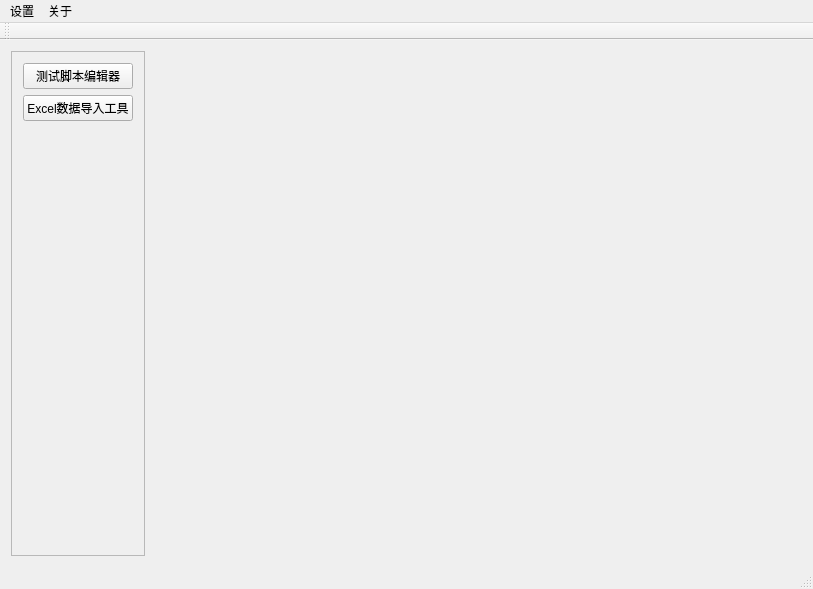
Qt form src/NeoToolKits/MainWindowDialog.ui (JaneYih/QT_NeoToolKits) before a commit.
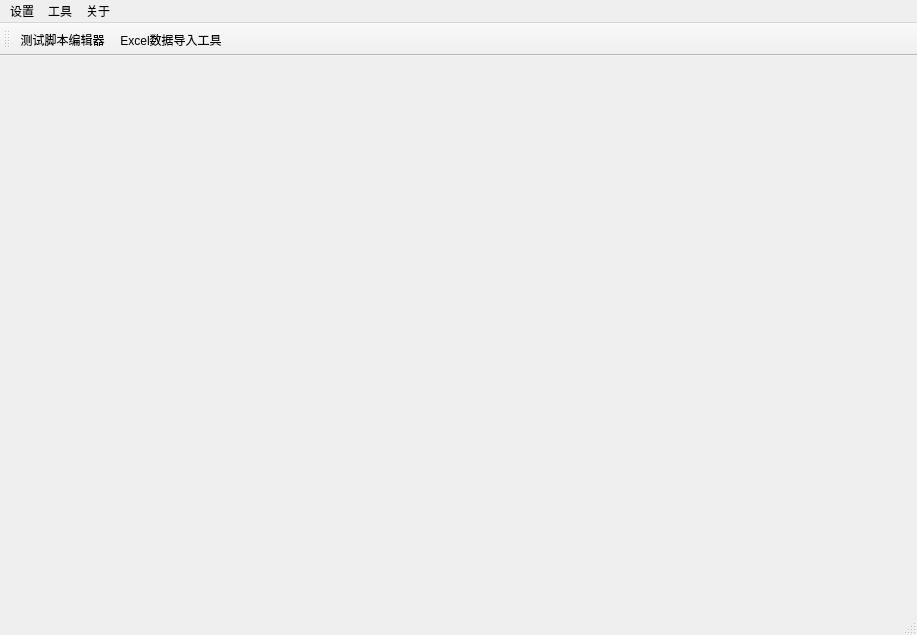
The same form after that commit. Icons and pictures are not drawn.

Commit message: 基础UI优化，采用菜单、工具栏、状态栏的方式

```diff
--- a/src/NeoToolKits/MainWindowDialog.ui
+++ b/src/NeoToolKits/MainWindowDialog.ui
@@ -6,67 +6,15 @@
    <rect>
     <x>0</x>
     <y>0</y>
-    <width>813</width>
-    <height>589</height>
+    <width>917</width>
+    <height>635</height>
    </rect>
   </property>
   <property name="windowTitle">
    <string>MainWindowDialog</string>
   </property>
   <widget class="QWidget" name="centralWidget">
-   <layout class="QHBoxLayout" name="horizontalLayout" stretch="0,1">
-    <item>
-     <widget class="QScrollArea" name="scrollArea">
-      <property name="minimumSize">
-       <size>
-        <width>130</width>
-        <height>0</height>
-       </size>
-      </property>
-      <property name="widgetResizable">
-       <bool>true</bool>
-      </property>
-      <widget class="QWidget" name="scrollAreaWidgetContents">
-       <property name="geometry">
-        <rect>
-         <x>0</x>
-         <y>0</y>
-         <width>128</width>
-         <height>512</height>
-        </rect>
-       </property>
-       <layout class="QVBoxLayout" name="verticalLayout">
-        <item>
-         <widget class="QPushButton" name="btnDbScriptEditor">
-          <property name="text">
-           <string>测试脚本编辑器</string>
-          </property>
-         </widget>
-        </item>
-        <item>
-         <widget class="QPushButton" name="btnExcelDataUpload">
-          <property name="text">
-           <string>Excel数据导入工具</string>
-          </property>
-         </widget>
-        </item>
-        <item>
-         <spacer name="verticalSpacer">
-          <property name="orientation">
-           <enum>Qt::Vertical</enum>
-          </property>
-          <property name="sizeHint" stdset="0">
-           <size>
-            <width>20</width>
-            <height>433</height>
-           </size>
-          </property>
-         </spacer>
-        </item>
-       </layout>
-      </widget>
-     </widget>
-    </item>
+   <layout class="QHBoxLayout" name="horizontalLayout" stretch="1">
     <item>
      <widget class="QStackedWidget" name="stackedWidget">
       <property name="currentIndex">
@@ -83,7 +31,7 @@
     <rect>
      <x>0</x>
      <y>0</y>
-     <width>813</width>
+     <width>917</width>
      <height>23</height>
     </rect>
    </property>
@@ -97,9 +45,25 @@
      <string>设置</string>
     </property>
    </widget>
+   <widget class="QMenu" name="menuTools">
+    <property name="title">
+     <string>工具</string>
+    </property>
+    <addaction name="actionDbScriptEditor"/>
+    <addaction name="actionExcelDataUpload"/>
+   </widget>
    <addaction name="menuSetting"/>
+   <addaction name="menuTools"/>
    <addaction name="menuAbout"/>
   </widget>
+  <widget class="QStatusBar" name="statusBar">
+   <property name="statusTip">
+    <string/>
+   </property>
+   <property name="whatsThis">
+    <string/>
+   </property>
+  </widget>
   <widget class="QToolBar" name="mainToolBar">
    <attribute name="toolBarArea">
     <enum>TopToolBarArea</enum>
@@ -107,8 +71,39 @@
    <attribute name="toolBarBreak">
     <bool>false</bool>
    </attribute>
+   <addaction name="actionDbScriptEditor"/>
+   <addaction name="actionExcelDataUpload"/>
   </widget>
-  <widget class="QStatusBar" name="statusBar"/>
+  <action name="actionDbScriptEditor">
+   <property name="checkable">
+    <bool>true</bool>
+   </property>
+   <property name="icon">
+    <iconset resource="MainWindowDialog.qrc">
+     <normaloff>:/MainWindowDialog/rc/2.png</normaloff>:/MainWindowDialog/rc/2.png</iconset>
+   </property>
+   <property name="text">
+    <string>测试脚本编辑器</string>
+   </property>
+   <property name="shortcut">
+    <string>Ctrl+D</string>
+   </property>
+  </action>
+  <action name="actionExcelDataUpload">
+   <property name="checkable">
+    <bool>true</bool>
+   </property>
+   <property name="icon">
+    <iconset resource="MainWindowDialog.qrc">
+     <normaloff>:/MainWindowDialog/rc/1.ico</normaloff>:/MainWindowDialog/rc/1.ico</iconset>
+   </property>
+   <property name="text">
+    <string>Excel数据导入工具</string>
+   </property>
+   <property name="shortcut">
+    <string>Ctrl+Q</string>
+   </property>
+  </action>
  </widget>
  <layoutdefault spacing="6" margin="11"/>
  <resources>
```
Left out of the diff: 15 changed lines with no effect on the pictures. The commit also changes 6 other files.
